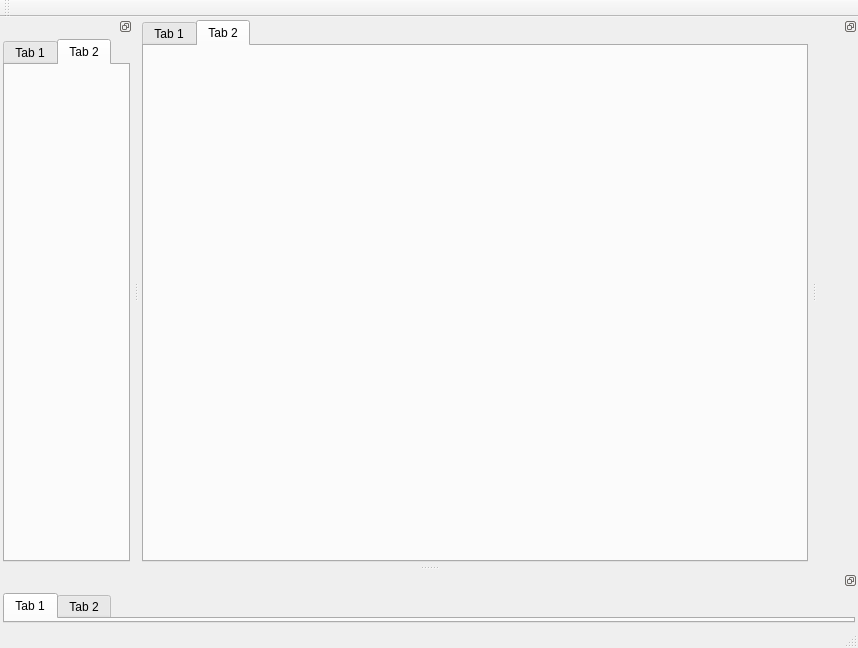
LeZheng/Canary-Adb, file mainwindow.ui: the form before one commit.
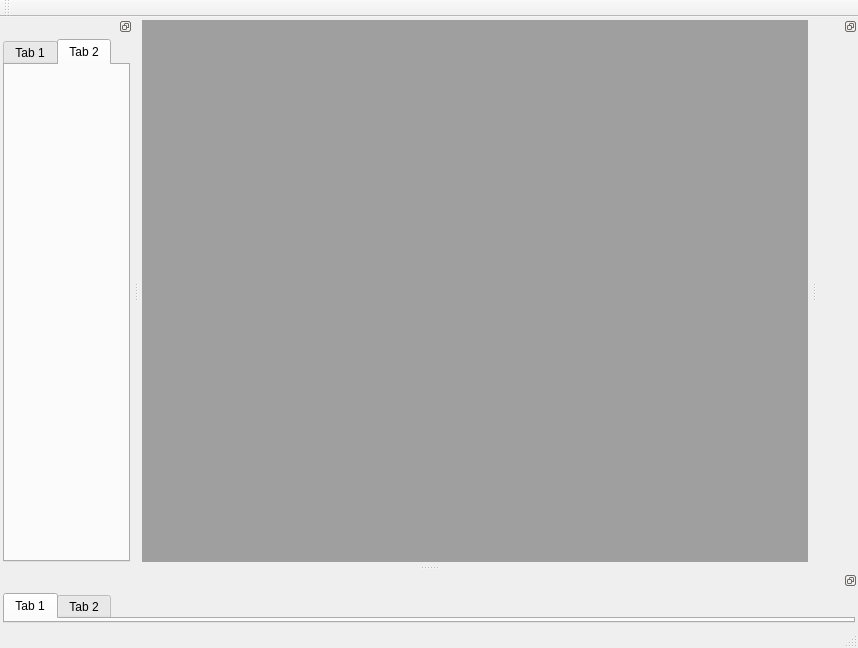
The form after the commit.

What changed in the file:
```diff
--- a/mainwindow.ui
+++ b/mainwindow.ui
@@ -31,21 +31,7 @@
      <number>3</number>
     </property>
     <item row="0" column="0">
-     <widget class="QTabWidget" name="tabWidget">
-      <property name="currentIndex">
-       <number>1</number>
-      </property>
-      <widget class="QWidget" name="tab">
-       <attribute name="title">
-        <string>Tab 1</string>
-       </attribute>
-      </widget>
-      <widget class="QWidget" name="tab_2">
-       <attribute name="title">
-        <string>Tab 2</string>
-       </attribute>
-      </widget>
-     </widget>
+     <widget class="QMdiArea" name="mdiArea"/>
     </item>
    </layout>
   </widget>
```
